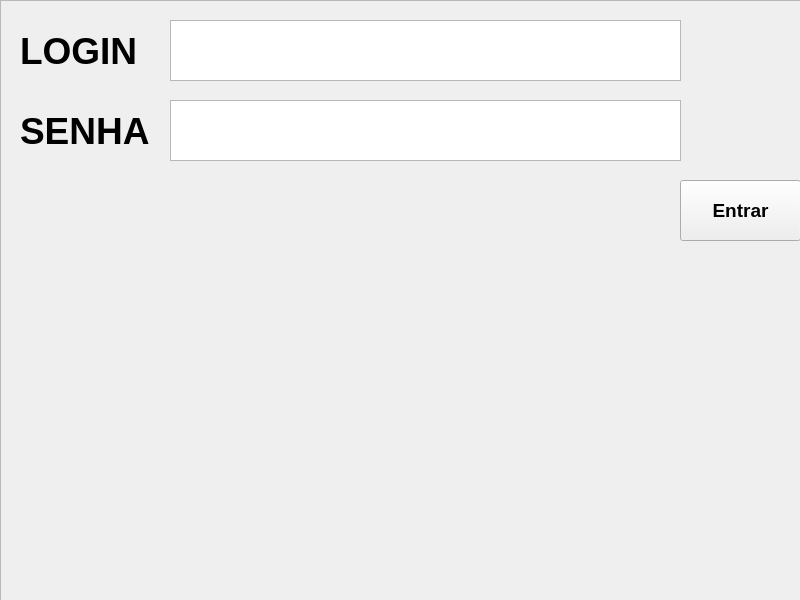
Before: the Qt Designer form python/PyQt/view/telaSistema.ui in WalterSilva5/estudos, drawn with Qt 5.
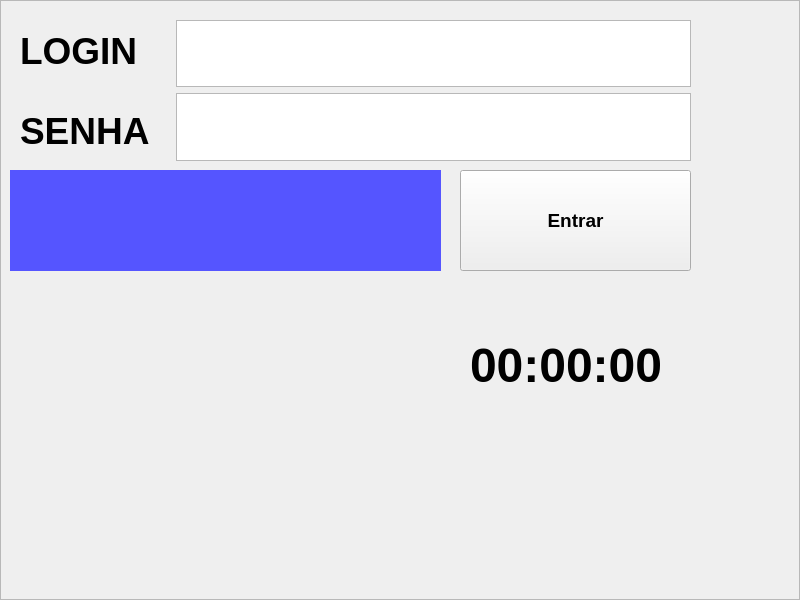
After: the same form once the commit is applied.

The edit to the form file:
```diff
--- a/python/PyQt/view/telaSistema.ui
+++ b/python/PyQt/view/telaSistema.ui
@@ -10,6 +10,24 @@
     <height>600</height>
    </rect>
   </property>
+  <property name="sizePolicy">
+   <sizepolicy hsizetype="Fixed" vsizetype="Fixed">
+    <horstretch>0</horstretch>
+    <verstretch>0</verstretch>
+   </sizepolicy>
+  </property>
+  <property name="minimumSize">
+   <size>
+    <width>800</width>
+    <height>600</height>
+   </size>
+  </property>
+  <property name="maximumSize">
+   <size>
+    <width>800</width>
+    <height>600</height>
+   </size>
+  </property>
   <property name="windowTitle">
    <string>Sistema De Debitos</string>
   </property>
@@ -19,104 +37,51 @@
      <rect>
       <x>0</x>
       <y>0</y>
-      <width>801</width>
-      <height>601</height>
+      <width>800</width>
+      <height>600</height>
      </rect>
     </property>
+    <property name="minimumSize">
+     <size>
+      <width>800</width>
+      <height>600</height>
+     </size>
+    </property>
+    <property name="maximumSize">
+     <size>
+      <width>800</width>
+      <height>600</height>
+     </size>
+    </property>
     <property name="frameShape">
      <enum>QFrame::StyledPanel</enum>
     </property>
     <property name="frameShadow">
      <enum>QFrame::Raised</enum>
     </property>
-    <widget class="QPushButton" name="botaoEntrar">
-     <property name="geometry">
-      <rect>
-       <x>680</x>
-       <y>180</y>
-       <width>121</width>
-       <height>61</height>
-      </rect>
-     </property>
-     <property name="font">
-      <font>
-       <pointsize>14</pointsize>
-       <weight>75</weight>
-       <bold>true</bold>
-      </font>
-     </property>
-     <property name="text">
-      <string>Entrar</string>
-     </property>
-    </widget>
     <widget class="QLabel" name="labelErro">
      <property name="geometry">
       <rect>
-       <x>40</x>
-       <y>280</y>
-       <width>741</width>
-       <height>271</height>
+       <x>10</x>
+       <y>170</y>
+       <width>431</width>
+       <height>101</height>
       </rect>
      </property>
      <property name="font">
       <font>
-       <pointsize>28</pointsize>
-       <weight>75</weight>
-       <bold>true</bold>
+       <pointsize>18</pointsize>
+       <weight>50</weight>
+       <bold>false</bold>
       </font>
      </property>
+     <property name="styleSheet">
+      <string notr="true">background-color: rgb(85, 85, 255);</string>
+     </property>
      <property name="text">
       <string/>
      </property>
     </widget>
-    <widget class="QTextEdit" name="entradaNome">
-     <property name="geometry">
-      <rect>
-       <x>170</x>
-       <y>20</y>
-       <width>511</width>
-       <height>61</height>
-      </rect>
-     </property>
-     <property name="font">
-      <font>
-       <pointsize>28</pointsize>
-       <weight>75</weight>
-       <bold>true</bold>
-      </font>
-     </property>
-     <property name="html">
-      <string>&lt;!DOCTYPE HTML PUBLIC &quot;-//W3C//DTD HTML 4.0//EN&quot; &quot;http://www.w3.org/TR/REC-html40/strict.dtd&quot;&gt;
-&lt;html&gt;&lt;head&gt;&lt;meta name=&quot;qrichtext&quot; content=&quot;1&quot; /&gt;&lt;style type=&quot;text/css&quot;&gt;
-p, li { white-space: pre-wrap; }
-&lt;/style&gt;&lt;/head&gt;&lt;body style=&quot; font-family:'MS Shell Dlg 2'; font-size:28pt; font-weight:600; font-style:normal;&quot;&gt;
-&lt;p style=&quot;-qt-paragraph-type:empty; margin-top:0px; margin-bottom:0px; margin-left:0px; margin-right:0px; -qt-block-indent:0; text-indent:0px;&quot;&gt;&lt;br /&gt;&lt;/p&gt;&lt;/body&gt;&lt;/html&gt;</string>
-     </property>
-    </widget>
-    <widget class="QTextEdit" name="entradaSenha">
-     <property name="geometry">
-      <rect>
-       <x>170</x>
-       <y>100</y>
-       <width>511</width>
-       <height>61</height>
-      </rect>
-     </property>
-     <property name="font">
-      <font>
-       <pointsize>28</pointsize>
-       <weight>75</weight>
-       <bold>true</bold>
-      </font>
-     </property>
-     <property name="html">
-      <string>&lt;!DOCTYPE HTML PUBLIC &quot;-//W3C//DTD HTML 4.0//EN&quot; &quot;http://www.w3.org/TR/REC-html40/strict.dtd&quot;&gt;
-&lt;html&gt;&lt;head&gt;&lt;meta name=&quot;qrichtext&quot; content=&quot;1&quot; /&gt;&lt;style type=&quot;text/css&quot;&gt;
-p, li { white-space: pre-wrap; }
-&lt;/style&gt;&lt;/head&gt;&lt;body style=&quot; font-family:'MS Shell Dlg 2'; font-size:28pt; font-weight:600; font-style:normal;&quot;&gt;
-&lt;p style=&quot;-qt-paragraph-type:empty; margin-top:0px; margin-bottom:0px; margin-left:0px; margin-right:0px; -qt-block-indent:0; text-indent:0px;&quot;&gt;&lt;br /&gt;&lt;/p&gt;&lt;/body&gt;&lt;/html&gt;</string>
-     </property>
-    </widget>
     <widget class="QLabel" name="labelNome">
      <property name="geometry">
       <rect>
@@ -157,6 +122,94 @@
       <string>SENHA</string>
      </property>
     </widget>
+    <widget class="QLabel" name="relogio">
+     <property name="geometry">
+      <rect>
+       <x>470</x>
+       <y>320</y>
+       <width>221</width>
+       <height>91</height>
+      </rect>
+     </property>
+     <property name="font">
+      <font>
+       <pointsize>36</pointsize>
+       <weight>75</weight>
+       <bold>true</bold>
+      </font>
+     </property>
+     <property name="text">
+      <string>00:00:00</string>
+     </property>
+    </widget>
+    <widget class="QWidget" name="formLayoutWidget">
+     <property name="geometry">
+      <rect>
+       <x>170</x>
+       <y>20</y>
+       <width>521</width>
+       <height>141</height>
+      </rect>
+     </property>
+     <layout class="QFormLayout" name="formLayout">
+      <item row="1" column="1">
+       <widget class="QTextEdit" name="entradaNome">
+        <property name="font">
+         <font>
+          <pointsize>28</pointsize>
+          <weight>75</weight>
+          <bold>true</bold>
+         </font>
+        </property>
+        <property name="html">
+         <string>&lt;!DOCTYPE HTML PUBLIC &quot;-//W3C//DTD HTML 4.0//EN&quot; &quot;http://www.w3.org/TR/REC-html40/strict.dtd&quot;&gt;
+&lt;html&gt;&lt;head&gt;&lt;meta name=&quot;qrichtext&quot; content=&quot;1&quot; /&gt;&lt;style type=&quot;text/css&quot;&gt;
+p, li { white-space: pre-wrap; }
+&lt;/style&gt;&lt;/head&gt;&lt;body style=&quot; font-family:'MS Shell Dlg 2'; font-size:28pt; font-weight:600; font-style:normal;&quot;&gt;
+&lt;p style=&quot;-qt-paragraph-type:empty; margin-top:0px; margin-bottom:0px; margin-left:0px; margin-right:0px; -qt-block-indent:0; text-indent:0px; font-family:'MS Shell Dlg 2';&quot;&gt;&lt;br /&gt;&lt;/p&gt;&lt;/body&gt;&lt;/html&gt;</string>
+        </property>
+       </widget>
+      </item>
+      <item row="2" column="1">
+       <widget class="QTextEdit" name="entradaSenha">
+        <property name="font">
+         <font>
+          <pointsize>28</pointsize>
+          <weight>75</weight>
+          <bold>true</bold>
+         </font>
+        </property>
+        <property name="html">
+         <string>&lt;!DOCTYPE HTML PUBLIC &quot;-//W3C//DTD HTML 4.0//EN&quot; &quot;http://www.w3.org/TR/REC-html40/strict.dtd&quot;&gt;
+&lt;html&gt;&lt;head&gt;&lt;meta name=&quot;qrichtext&quot; content=&quot;1&quot; /&gt;&lt;style type=&quot;text/css&quot;&gt;
+p, li { white-space: pre-wrap; }
+&lt;/style&gt;&lt;/head&gt;&lt;body style=&quot; font-family:'MS Shell Dlg 2'; font-size:28pt; font-weight:600; font-style:normal;&quot;&gt;
+&lt;p style=&quot;-qt-paragraph-type:empty; margin-top:0px; margin-bottom:0px; margin-left:0px; margin-right:0px; -qt-block-indent:0; text-indent:0px; font-family:'MS Shell Dlg 2';&quot;&gt;&lt;br /&gt;&lt;/p&gt;&lt;/body&gt;&lt;/html&gt;</string>
+        </property>
+       </widget>
+      </item>
+     </layout>
+    </widget>
+    <widget class="QPushButton" name="botaoEntrar">
+     <property name="geometry">
+      <rect>
+       <x>460</x>
+       <y>170</y>
+       <width>231</width>
+       <height>101</height>
+      </rect>
+     </property>
+     <property name="font">
+      <font>
+       <pointsize>14</pointsize>
+       <weight>75</weight>
+       <bold>true</bold>
+      </font>
+     </property>
+     <property name="text">
+      <string>Entrar</string>
+     </property>
+    </widget>
    </widget>
   </widget>
  </widget>
```
